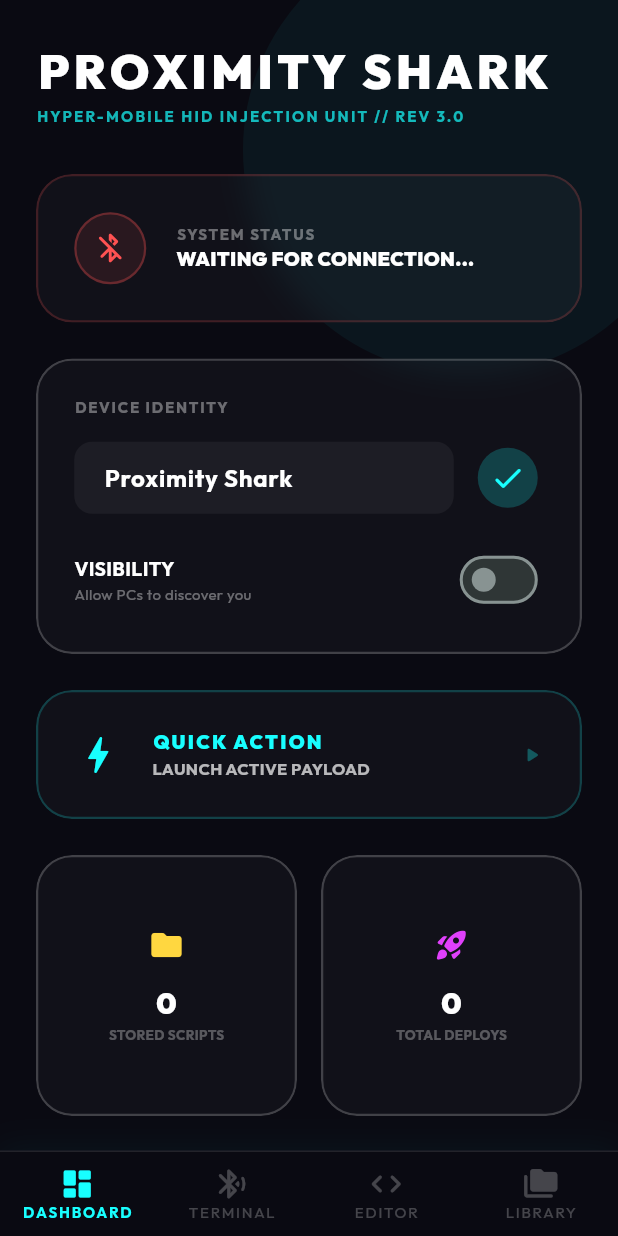
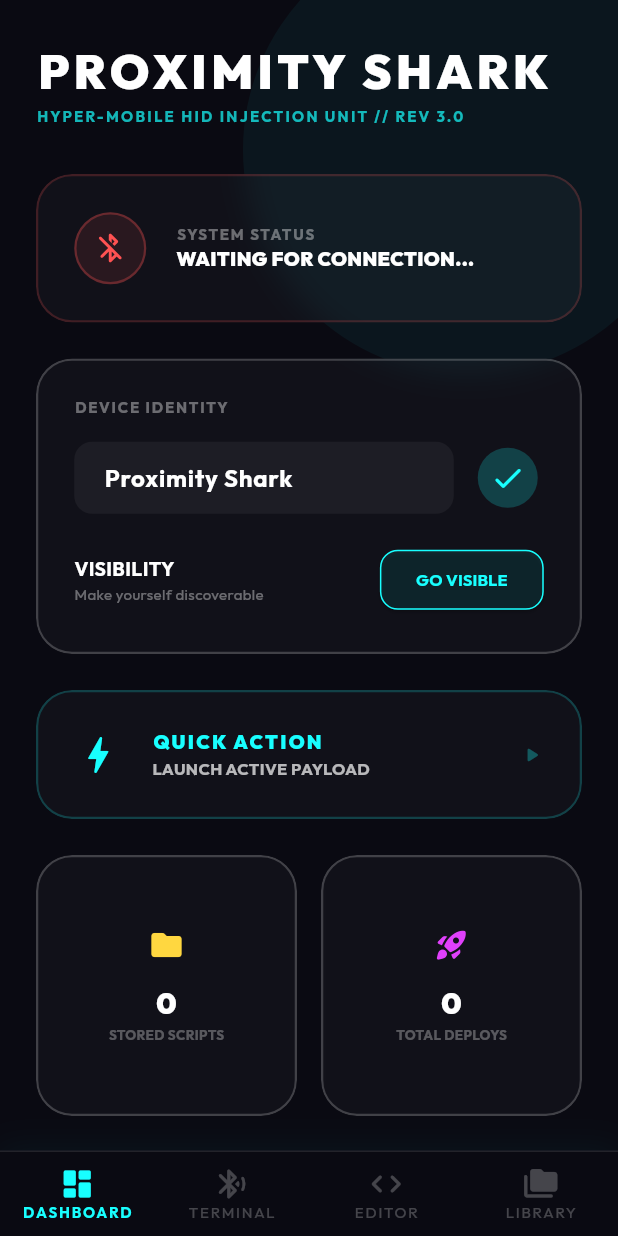
Before and after one commit to morterix01/Proximity-Shark, a Flutter app: the screen it shows after launch, on a phone screen of 412 x 824 dp. Run offline on Flutter 3.47's test engine with Material 3 defaults, Android fonts, the phone set to English and light mode, and no system bars; drawn by our look-alikes of flutter_animate; our stand-ins replace file_picker, flutter_blue_plus, google_fonts, permission_handler, shared_preferences.

Commit message:
fix: functional BLE visibility button and Fast Fire icons in library

```diff
--- a/lib/screens/home_screen.dart
+++ b/lib/screens/home_screen.dart
@@ -172,15 +172,23 @@ class _HomeScreenState extends State<HomeScreen> {
 crossAxisAlignment: CrossAxisAlignment.start,
 children: [
 Text("VISIBILITY", style: TextStyle(color: Colors.white, fontSize: 13, fontWeight: FontWeight.bold)),
-                  Text("Allow PCs to discover you", style: TextStyle(color: Colors.white38, fontSize: 10)),
+Text("Make yourself discoverable", style: TextStyle(color: Colors.white38, fontSize: 10)),
 ],
 ),
-              Switch(
-                value: false, // Discoverability is transient on Android
-                onChanged: (val) {
-                  if (val) appState.toggleDiscoverability();
+ElevatedButton(
+onPressed: () {
+appState.toggleDiscoverability();
+ScaffoldMessenger.of(context).showSnackBar(
+const SnackBar(content: Text("Visibilità attivata per 5 minuti")),
+);
 },
-                activeColor: Colors.cyanAccent,
+style: ElevatedButton.styleFrom(
+backgroundColor: Colors.cyanAccent.withValues(alpha: 0.1),
+foregroundColor: Colors.cyanAccent,
+side: const BorderSide(color: Colors.cyanAccent, width: 1),
+shape: RoundedRectangleBorder(borderRadius: BorderRadius.circular(12)),
+),
+child: const Text("GO VISIBLE", style: TextStyle(fontSize: 11, fontWeight: FontWeight.bold)),
 ),
 ],
 ),
```
Also changed, not shown: lib/app_state.dart (+12 -0 lines), lib/screens/script_manager_screen.dart (+14 -2 lines). Lines whose indentation alone changed are shown as unchanged.
